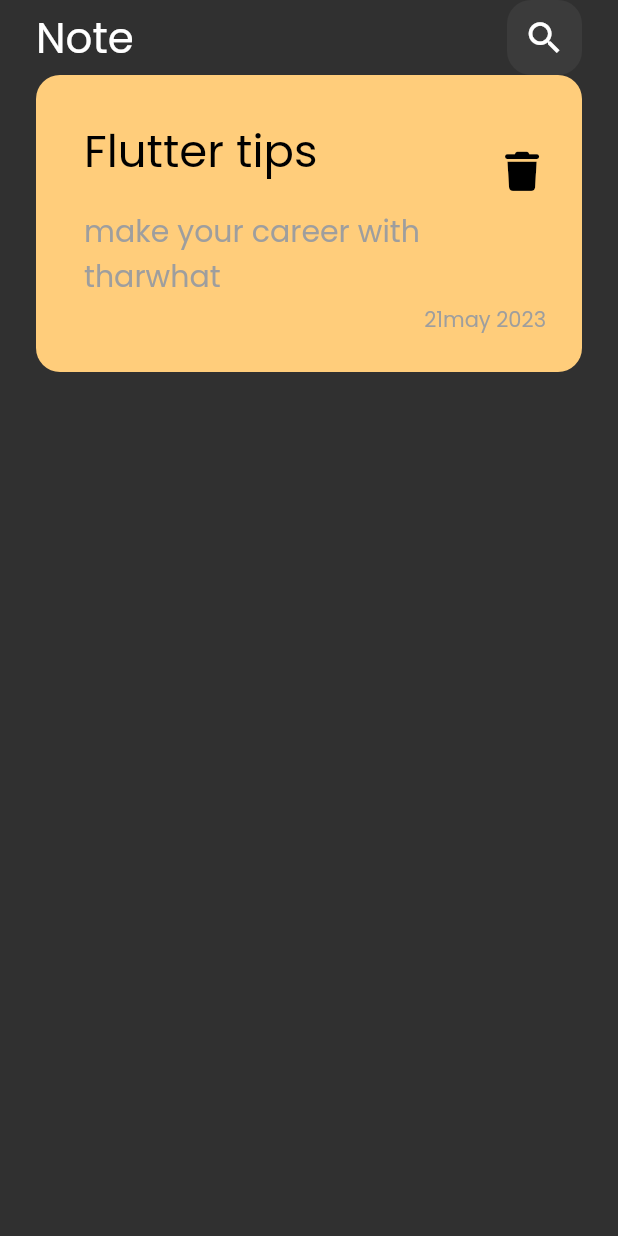
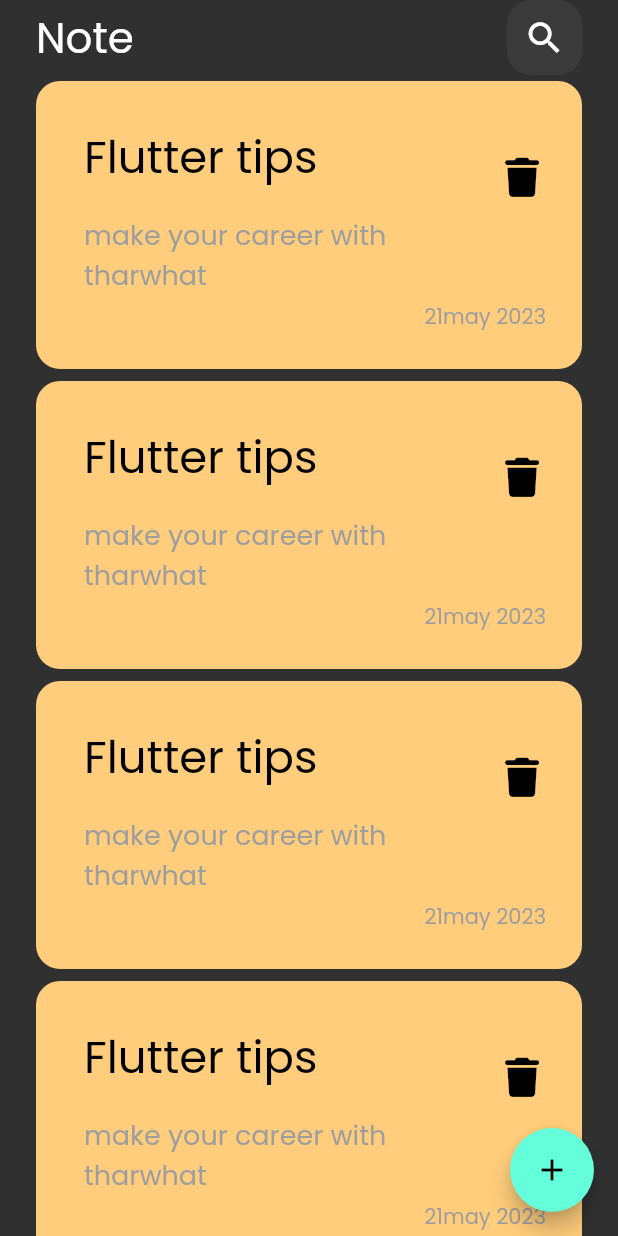
Before and after one commit to KhaledElalfy1/Note-app, a Flutter app: the screen it shows after launch, on a phone screen of 412 x 824 dp. Run offline on Flutter 3.47's test engine with Material 2 defaults, Android fonts, the phone set to English and light mode, and no system bars; our stand-ins replace font_awesome_flutter.

Commit message:
finish bottom sheet text filed

```diff
--- /dev/null
+++ b/lib/constatnts.dart
@@ -0,0 +1,3 @@
+import 'package:flutter/material.dart';
+
+const kPrimaryColor = Color(0xff62FCD7);
--- a/lib/views/note_views.dart
+++ b/lib/views/note_views.dart
@@ -1,25 +1,27 @@
 import 'package:flutter/material.dart';
-import 'package:font_awesome_flutter/font_awesome_flutter.dart';
-import 'package:note_app/views/widgets/custom_appbar.dart';
-import 'package:note_app/views/widgets/custom_note.dart';
+import 'package:note_app/views/widgets/add_note_buttom_sheet.dart';
+import 'package:note_app/views/widgets/note_view_list.dart';
 
 class NoteView extends StatelessWidget {
   const NoteView({super.key});
 
   @override
   Widget build(BuildContext context) {
-    return const Scaffold(
-      body: SafeArea(
-        child: Padding(
-          padding: EdgeInsets.symmetric(horizontal: 24.0),
-          child: Column(
-            children: [
-              CustomAppBar(),
-              NoteItem(),
-            ],
-          ),
-        ),
-      ),
+    return Scaffold(
+      floatingActionButton: FloatingActionButton(
+          onPressed: () {
+            showModalBottomSheet(
+              shape: RoundedRectangleBorder(
+                borderRadius: BorderRadius.circular(16)
+              ),
+              context: context,
+              builder: (context) {
+                return const AddBottomSheet();
+              },
+            );
+          },
+          child: const Icon(Icons.add)),
+      body: const NoteViewList(),
     );
   }
 }
--- /dev/null
+++ b/lib/views/widgets/custom_list_view.dart
@@ -0,0 +1,19 @@
+import 'package:flutter/material.dart';
+
+import 'custom_note.dart';
+
+class CustomListView extends StatelessWidget {
+  const CustomListView({super.key});
+
+  @override
+  Widget build(BuildContext context) {
+    return ListView.builder(
+      itemBuilder: (context, index) {
+        return const Padding(
+          padding: EdgeInsets.symmetric(vertical: 4.0),
+          child: NoteItem(),
+        );
+      },
+    );
+  }
+}
--- a/lib/views/widgets/custom_note.dart
+++ b/lib/views/widgets/custom_note.dart
@@ -24,7 +24,7 @@ class NoteItem extends StatelessWidget {
               padding: EdgeInsets.only(top: 16.0),
               child: Text(
                 "make your career with tharwhat",
-                style: TextStyle(color: Colors.grey, fontSize: 20),
+                style: TextStyle(color: Colors.grey, fontSize: 18),
               ),
             ),
             trailing: IconButton(
--- /dev/null
+++ b/lib/views/widgets/note_view_list.dart
@@ -0,0 +1,25 @@
+import 'package:flutter/material.dart';
+import 'package:note_app/views/widgets/custom_appbar.dart';
+import 'package:note_app/views/widgets/custom_list_view.dart';
+
+
+class NoteViewList extends StatelessWidget {
+  const NoteViewList({super.key});
+
+  @override
+  Widget build(BuildContext context) {
+    return const Scaffold(
+      body: SafeArea(
+        child: Padding(
+          padding: EdgeInsets.symmetric(horizontal: 24.0),
+          child: Column(
+            children: [
+              CustomAppBar(),
+              Expanded(child: CustomListView()),
+            ],
+          ),
+        ),
+      ),
+    );
+  }
+}
```
Also changed, not shown: lib/views/widgets/add_note_buttom_sheet.dart (added, +25 -0 lines), lib/views/widgets/custom_textform.dart (added, +30 -0 lines).
